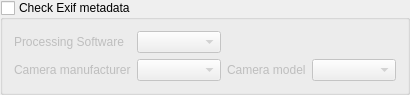
This is dialogs/selection/exifgroupbox.ui in marek629/SIR as Qt 5 draws it before an edit. The edited form follows.
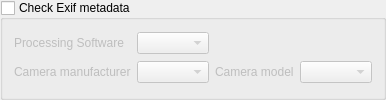
This is the edited form. Custom widgets are drawn as their Qt base class.

Patch:
```diff
--- a/dialogs/selection/exifgroupbox.ui
+++ b/dialogs/selection/exifgroupbox.ui
@@ -2,23 +2,6 @@
 <ui version="4.0">
  <class>ExifGroupBox</class>
  <widget class="QGroupBox" name="ExifGroupBox">
-  <property name="geometry">
-   <rect>
-    <x>0</x>
-    <y>0</y>
-    <width>410</width>
-    <height>82</height>
-   </rect>
-  </property>
-  <property name="sizePolicy">
-   <sizepolicy hsizetype="Preferred" vsizetype="Fixed">
-    <horstretch>0</horstretch>
-    <verstretch>0</verstretch>
-   </sizepolicy>
-  </property>
-  <property name="windowTitle">
-   <string>GroupBox</string>
-  </property>
   <property name="title">
    <string>Check Exif metadata</string>
   </property>
```
